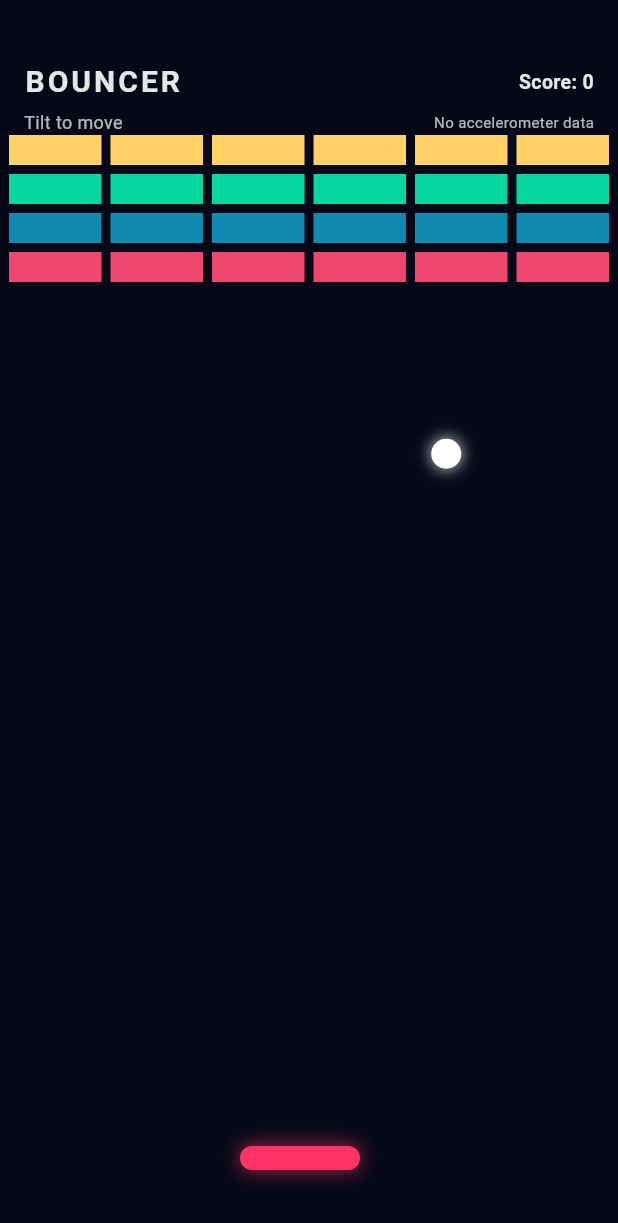
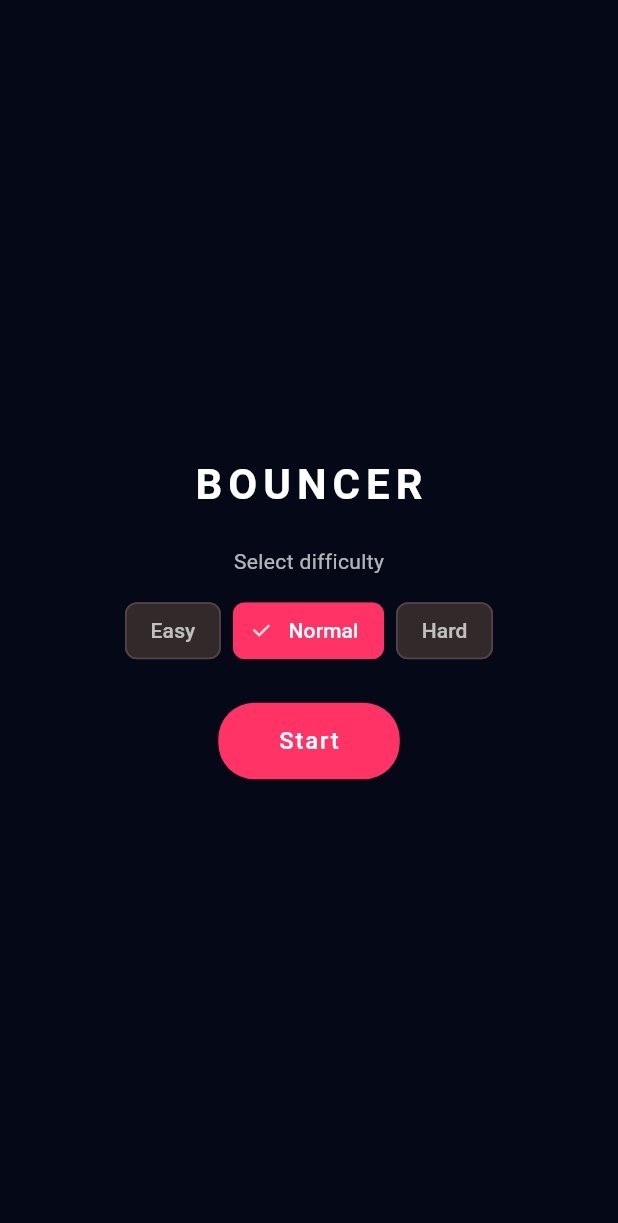
Before and after one commit to mavka1207/bouncer, a Flutter app: the screen it shows after launch, on a phone screen of 412 x 824 dp. Shown: the top 1223 px of the screen. Run offline on Flutter 3.47's test engine with Material 3 defaults, Android fonts, the phone set to English and light mode, and no system bars; our stand-ins replace sensors_plus.

Commit message:
Adjust HUD layout, difficulty and paddle position

```diff
--- a/lib/main.dart
+++ b/lib/main.dart
@@ -7,6 +7,8 @@ import 'package:sensors_plus/sensors_plus.dart';
 void main() {
   runApp(const BouncerApp());
 }
+
+enum Difficulty { easy, normal, hard }
 
 class BouncerApp extends StatelessWidget {
   const BouncerApp({super.key});
@@ -24,13 +26,120 @@ class BouncerApp extends StatelessWidget {
         useMaterial3: true,
       ),
       debugShowCheckedModeBanner: false,
-      home: const BouncerGame(),
+      home: const MainMenuScreen(),
+    );
+  }
+}
+
+class MainMenuScreen extends StatefulWidget {
+  const MainMenuScreen({super.key});
+
+  @override
+  State<MainMenuScreen> createState() => _MainMenuScreenState();
+}
+
+class _MainMenuScreenState extends State<MainMenuScreen> {
+  Difficulty _selected = Difficulty.normal;
+
+  String _difficultyLabel(Difficulty d) {
+    switch (d) {
+      case Difficulty.easy:
+        return 'Easy';
+      case Difficulty.normal:
+        return 'Normal';
+      case Difficulty.hard:
+        return 'Hard';
+    }
+  }
+
+  @override
+  Widget build(BuildContext context) {
+    final theme = Theme.of(context);
+
+    return Scaffold(
+      body: Center(
+        child: Padding(
+          padding: const EdgeInsets.symmetric(horizontal: 32),
+          child: Column(
+            mainAxisSize: MainAxisSize.min,
+            children: [
+              Text(
+                'BOUNCER',
+                style: theme.textTheme.headlineMedium?.copyWith(
+                  color: Colors.white,
+                  fontWeight: FontWeight.bold,
+                  letterSpacing: 4,
+                ),
+              ),
+              const SizedBox(height: 24),
+              Text(
+                'Select difficulty',
+                style: theme.textTheme.bodyMedium?.copyWith(
+                  color: Colors.white70,
+                ),
+              ),
+              const SizedBox(height: 12),
+              Row(
+                mainAxisAlignment: MainAxisAlignment.center,
+                children: Difficulty.values.map((d) {
+                  final bool active = d == _selected;
+                  return Padding(
+                    padding: const EdgeInsets.symmetric(horizontal: 4),
+                    child: ChoiceChip(
+                      label: Text(_difficultyLabel(d)),
+                      selected: active,
+                      onSelected: (_) {
+                        setState(() {
+                          _selected = d;
+                        });
+                      },
+                      selectedColor: const Color(0xFFFF3366),
+                      backgroundColor: Colors.white10,
+                      labelStyle: TextStyle(
+                        color: active ? Colors.white : Colors.white70,
+                      ),
+                    ),
+                  );
+                }).toList(),
+              ),
+              const SizedBox(height: 24),
+              ElevatedButton(
+                onPressed: () {
+                  Navigator.push(
+                    context,
+                    MaterialPageRoute(
+                      builder: (_) => BouncerGame(difficulty: _selected),
+                    ),
+                  );
+                },
+                style: ElevatedButton.styleFrom(
+                  backgroundColor: const Color(0xFFFF3366),
+                  foregroundColor: Colors.white,
+                  padding: const EdgeInsets.symmetric(
+                    horizontal: 40,
+                    vertical: 14,
+                  ),
+                  shape: RoundedRectangleBorder(
+                    borderRadius: BorderRadius.circular(24),
+                  ),
+                ),
+                child: const Text(
+                  'Start',
+                  style: TextStyle(fontSize: 16, letterSpacing: 1.2),
+                ),
+              ),
+            ],
+          ),
+        ),
+      ),
     );
   }
 }
 
 class BouncerGame extends StatefulWidget {
-  const BouncerGame({super.key});
+  final Difficulty difficulty;
+
+  const BouncerGame({super.key, required this.difficulty});
 
   @override
   State<BouncerGame> createState() => _BouncerGameState();
@@ -39,7 +148,6 @@ class BouncerGame extends StatefulWidget {
 class _BouncerGameState extends State<BouncerGame>
     with SingleTickerProviderStateMixin {
   late AnimationController _controller;
-
 
   // Игровое поле
   late double screenWidth;
@@ -75,9 +183,30 @@ class _BouncerGameState extends State<BouncerGame>
   String? statusText;
   int score = 0;
 
+  void _applyDifficulty() {
+    switch (widget.difficulty) {
+      case Difficulty.easy:
+        ballVX = 120;
+        ballVY = -120;
+        paddleWidth = 100;
+        break;
+      case Difficulty.normal:
+        ballVX = 150;
+        ballVY = -150;
+        paddleWidth = 80;
+        break;
+      case Difficulty.hard:
+        ballVX = 190;
+        ballVY = -190;
+        paddleWidth = 65;
+        break;
+    }
+  }
+
   @override
   void initState() {
     super.initState();
+    _applyDifficulty();
 
     // Блоки
     blocksAlive = List.generate(rows, (_) => List.generate(cols, (_) => true));
@@ -197,7 +326,8 @@ class _BouncerGameState extends State<BouncerGame>
   }
 
   void _handleBlocksCollision() {
-    const double topOffset = 90;
+    const double hudHeight = 165;
+    const double topOffset = hudHeight;
     for (int r = 0; r < rows; r++) {
       for (int c = 0; c < cols; c++) {
         if (!blocksAlive[r][c]) continue;
@@ -252,9 +382,7 @@ class _BouncerGameState extends State<BouncerGame>
 
       ballX = screenWidth / 2;
       ballY = screenHeight * 0.6;
-      ballVX = 150;
-      ballVY = -150;
-
+      _applyDifficulty();
       paddleX = screenWidth / 2;
       score = 0;
     });
@@ -268,8 +396,9 @@ class _BouncerGameState extends State<BouncerGame>
         screenHeight = constraints.maxHeight;
 
         blockWidth = (screenWidth - (cols + 1) * blockGap) / cols;
-        paddleY = screenHeight - 60;
+        paddleY = screenHeight - 160;
 
+        const double hudHeight = 165;
         final accelText = _lastAccel == null
             ? 'No accelerometer data'
             : 'X: ${_lastAccel!.x.toStringAsFixed(2)}, '
@@ -285,7 +414,7 @@ class _BouncerGameState extends State<BouncerGame>
                   if (blocksAlive[r][c])
                     Positioned(
                       left: c * (blockWidth + blockGap) + blockGap,
-                      top: 90 + r * (blockHeight + blockGap),
+                      top: hudHeight + r * (blockHeight + blockGap),
                       width: blockWidth,
                       height: blockHeight,
                       child: Container(color: _blockColorForRow(r)),
@@ -376,12 +505,30 @@ class _BouncerGameState extends State<BouncerGame>
               // Отладка акселерометра
               Positioned(
   left: 16,
-  top: 40,
+  top: 16,
   right: 16,
+  child: SafeArea(
     child: Column(
       crossAxisAlignment: CrossAxisAlignment.stretch,
       children: [
-      // 1. Верхняя строка: название слева, счет справа
+        // 1. Самый верх: стрелка назад
+        Align(
+          alignment: Alignment.centerLeft,
+          child: IconButton(
+            icon: const Icon(
+              Icons.arrow_back,
+              color: Colors.white,
+              size: 20,
+            ),
+            padding: EdgeInsets.zero,
+            constraints: const BoxConstraints(),
+            onPressed: () {
+              Navigator.pop(context);
+            },
+          ),
+        ),
+        const SizedBox(height: 4),
+        // 2. Вторая строка: BOUNCER + Score
         Row(
           mainAxisAlignment: MainAxisAlignment.spaceBetween,
           children: [
@@ -405,7 +552,7 @@ class _BouncerGameState extends State<BouncerGame>
           ],
         ),
         const SizedBox(height: 4),
-      // 2. ВТОРАЯ строка: Tilt to move | акселерометр ВМЕСТЕ
+        // 3. Третья строка: Tilt to move + акселерометр
         Row(
           mainAxisAlignment: MainAxisAlignment.spaceBetween,
           children: [
@@ -429,6 +576,7 @@ class _BouncerGameState extends State<BouncerGame>
                     ],
                   ),
                 ),
+              ),
             ],
           ),
         );
```
Lines whose indentation alone changed are shown as unchanged.
